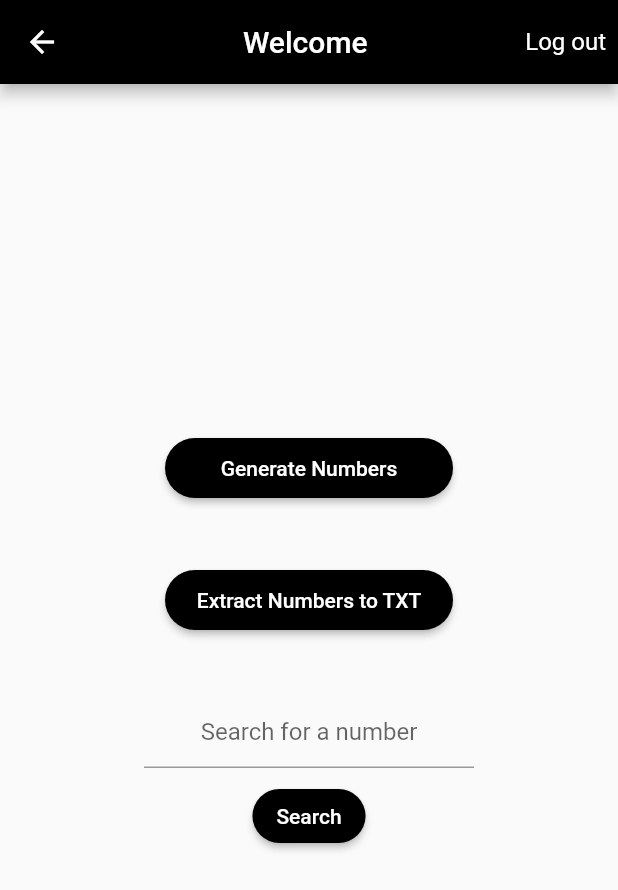
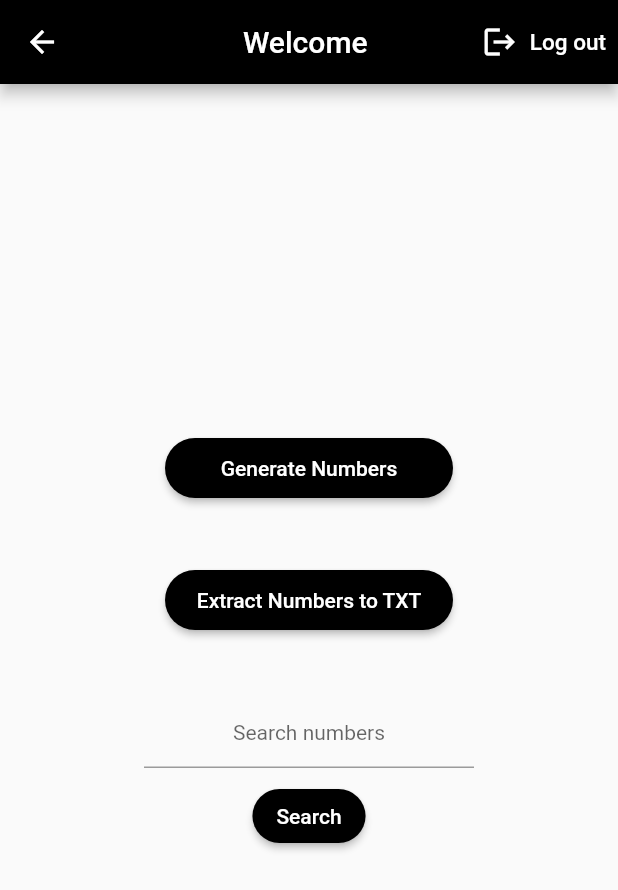
Before and after one commit to Ta7a21/FlutterTestApp, a Flutter app: the Generate screen opened directly with empty values, on a phone screen of 412 x 824 dp. Shown: the top 890 px of the screen. Run offline on Flutter 3.47's test engine with Material 2 defaults, Android fonts, the light colour scheme and no system bars; our stand-ins replace sqflite; accounts and stored records are empty.

Commit message:
Edit styles

```diff
--- a/lib/pages/home.dart
+++ b/lib/pages/home.dart
@@ -27,18 +27,18 @@ class _GenerateState extends State<Generate> {
         centerTitle: true,
         actions: [
           Center(
-            child: GestureDetector(
-              onTap: () {
-                Navigator.pushReplacementNamed(context, '/');
-              },
-              child: Padding(
-                padding: const EdgeInsets.only(right: 8),
-                child: Text(
+            child: TextButton.icon(
+                onPressed: () {
+                  Navigator.pushReplacementNamed(context, '/');
+                },
+                icon: Icon(
+                  Icons.logout,
+                  color: Colors.white,
+                ),
+                label: Text(
                   'Log out',
-                  style: TextStyle(fontSize: 16),
-                ),
-              ),
-            ),
+                  style: TextStyle(color: Colors.white, fontSize: 15),
+                )),
           )
         ],
       ),
@@ -96,7 +96,8 @@ class _GenerateState extends State<Generate> {
                           },
                           textAlign: TextAlign.center,
                           decoration: InputDecoration(
-                            hintText: 'Search for a number',
+                            hintText: 'Search numbers',
+                            hintStyle: TextStyle(fontSize: 14),
                             contentPadding:
                                 const EdgeInsets.symmetric(horizontal: 32),
                           ),
```
